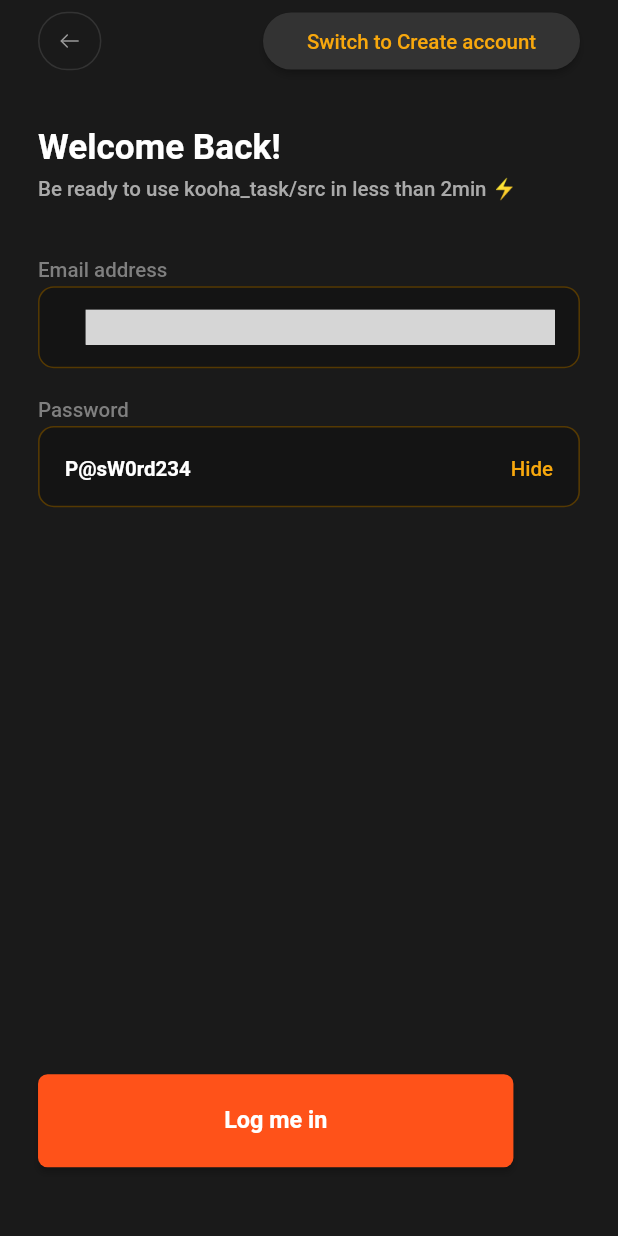
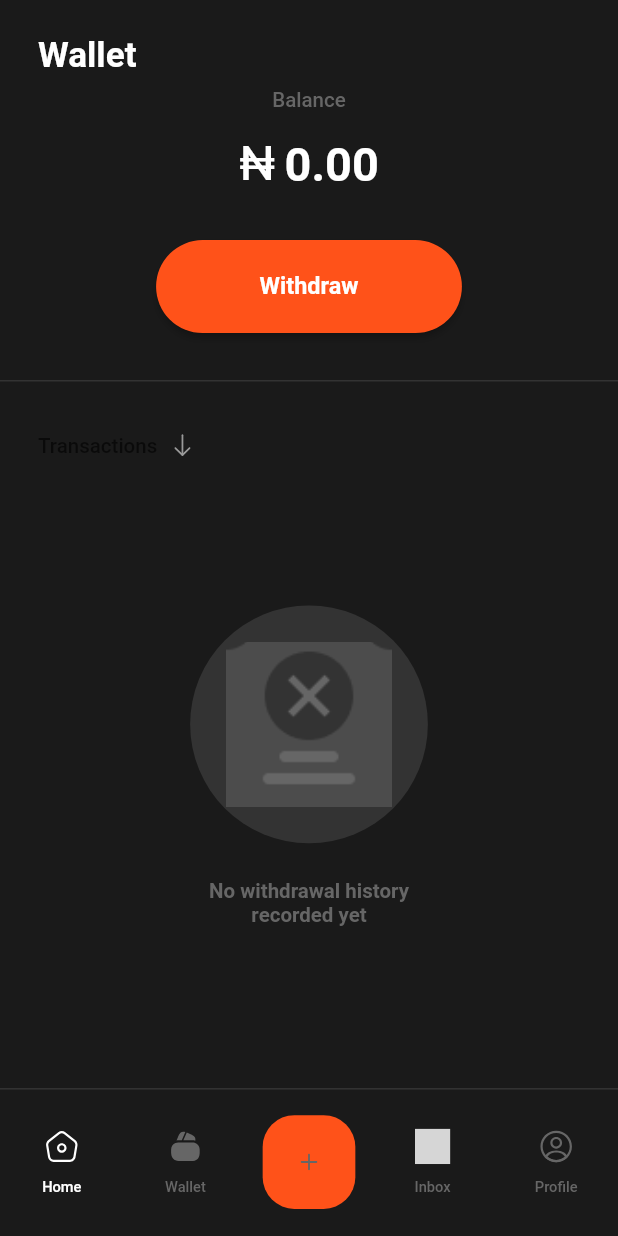
Before and after one commit to edokichuks/Flutter-Technical-Assessment, a Flutter app: the screen it shows after launch, after a tap on "Log me in", on a phone screen of 412 x 824 dp. Run offline on Flutter 3.47's test engine with Material 2 defaults, Android fonts, the phone set to English and light mode, and no system bars; our stand-ins replace cached_network_image, dio, equatable, flutter_riverpod, flutter_svg, hive_flutter and 1 more; accounts and stored records are empty; generated files the repository leaves out were written again; Roboto replaces fonts that are missing (Satoshi); grey boxes are pictures that could not be loaded.

Commit message:
login and wallet screen completed

```diff
--- /dev/null
+++ b/kooha_task/lib/src/core/utils/app_dimensions.dart
@@ -0,0 +1,14 @@
+class AppDimensions {
+  AppDimensions._();
+
+  static const double zero = 0;
+  static const double tiny = 4;
+  static const double small = 8;
+  static const double medium = 16;
+  static const double big = 24;
+  static const double large = 32;
+
+  /**
+   * *This is a private class and all its field were made static
+   */
+}
--- a/kooha_task/lib/src/core/utils/image_constant.dart
+++ b/kooha_task/lib/src/core/utils/image_constant.dart
@@ -69,6 +69,7 @@ class ImageConstant {
 
   // Wallet - Empty state images
   static String imgMaskgroup = '$imagePath/img_maskgroup.png';
+  static String noTrans = '$imagePath/no_trans.png';
 
   // Wallet - See all - Received images
   static String imgVuesaxOutlineArrowdownPrimarycontainer =
--- a/kooha_task/lib/src/core/utils/size_utils.dart
+++ b/kooha_task/lib/src/core/utils/size_utils.dart
@@ -1,12 +1,9 @@
 import 'dart:ui' as ui;
 import 'package:flutter/material.dart';
 
-// This functions are responsible to make UI responsive across all the mobile devices.
 
 MediaQueryData mediaQueryData = MediaQueryData.fromWindow(ui.window);
 
-// These are the Viewport values of your Figma Design.
-// These are used in the code as a reference to create your UI Responsively.
 const num FIGMA_DESIGN_WIDTH = 390;
 const num FIGMA_DESIGN_HEIGHT = 844;
 const num FIGMA_DESIGN_STATUS_BAR = 0;
--- a/kooha_task/lib/src/feature/auth/presenation/pages/login_screen.dart
+++ b/kooha_task/lib/src/feature/auth/presenation/pages/login_screen.dart
@@ -1,23 +1,23 @@
 import 'package:flutter/material.dart';
 import 'package:kooha_task/src/core/app_export.dart';
+import 'package:kooha_task/src/feature/dashboard/wallet_screen.dart';
 import 'package:kooha_task/src/widgets/app_bar/appbar_button.dart';
 import 'package:kooha_task/src/widgets/app_bar/appbar_iconbutton.dart';
 import 'package:kooha_task/src/widgets/app_bar/custom_app_bar.dart';
 import 'package:kooha_task/src/widgets/custom_elevated_button.dart';
 import 'package:kooha_task/src/widgets/custom_text_form_field.dart';
 
-
 // ignore_for_file: must_be_immutable
 class LoginScreen extends StatelessWidget {
   LoginScreen({Key? key}) : super(key: key);
 
   TextEditingController emailController = TextEditingController();
+  TextEditingController passwordController = TextEditingController();
 
   @override
   Widget build(BuildContext context) {
     mediaQueryData = MediaQuery.of(context);
-    return SafeArea(
-        child: Scaffold(
+    return Scaffold(
       resizeToAvoidBottomInset: false,
       appBar: CustomAppBar(
           leadingWidth: 64.h,
@@ -25,83 +25,74 @@ class LoginScreen extends StatelessWidget {
               svgPath: ImageConstant.imgArrowleft,
               margin: EdgeInsets.only(left: 24.h, top: 8.v, bottom: 8.v),
               onTap: () {
-                      onTapArrowleftone(context);
+                Navigator.pop(context);
               }),
           title: AppbarButton(margin: EdgeInsets.only(left: 102.h))),
       body: Container(
           width: double.maxFinite,
           padding: EdgeInsets.symmetric(horizontal: 24.h, vertical: 30.v),
-                child: Column(
-                    crossAxisAlignment: CrossAxisAlignment.start,
-                    children: [
-                      Text("Welcome Back!",
-                          style: theme.textTheme.headlineSmall),
-                      SizedBox(height: 7.v),
+          child:
+              Column(crossAxisAlignment: CrossAxisAlignment.start, children: [
+            Text("Welcome Back!", style: theme.textTheme.headlineSmall),
+            SizedBox(height: 8.v),
             Text("Be ready to use kooha_task/src in less than 2min ⚡️",
                 style: CustomTextStyles.titleSmallGray500),
             SizedBox(height: 39.v),
-                      Column(
-                          crossAxisAlignment: CrossAxisAlignment.start,
-                          children: [
-                            Text("Email address",
-                                style: CustomTextStyles.titleSmallOnError),
-                            SizedBox(height: 3.v),
+            Text("Email address", style: CustomTextStyles.titleSmallMedium),
+            SizedBox(height: 4.v),
             CustomTextFormField(
                 controller: emailController,
                 hintText: "justinculhane@gmailcom",
+                textInputAction: TextInputAction.next,
+                suffix: Container(
+                    margin: EdgeInsets.fromLTRB(30.h, 16.v, 16.h, 16.v),
+                    child:
+                        CustomImageView(svgPath: ImageConstant.imgCheckmark)),
+                suffixConstraints: BoxConstraints(maxHeight: 56.v),
+                borderDecoration: TextFormFieldStyleHelper.outlineGray),
+            SizedBox(height: 24.v),
+            Text("Password", style: CustomTextStyles.titleSmallMedium),
+            SizedBox(height: 4.v),
+            CustomTextFormField(
+                controller: passwordController,
+                hintText: "justinculhane@gmailcom",
                 textInputAction: TextInputAction.done,
-                                suffix: Container(
-                                    margin: EdgeInsets.fromLTRB(
-                                        30.h, 16.v, 16.h, 16.v),
-                                    child: CustomImageView(
-                                        svgPath: ImageConstant.imgCheckmark)),
-                                suffixConstraints:
-                                    BoxConstraints(maxHeight: 56.v),
-                                borderDecoration:
-                                    TextFormFieldStyleHelper.outlineGray)
-                          ]),
-                      SizedBox(height: 20.v),
-                      Column(
-                          crossAxisAlignment: CrossAxisAlignment.start,
-                          children: [
-                            Text("Password",
-                                style: CustomTextStyles.titleSmallOnError),
-                            SizedBox(height: 3.v),
-                            Container(
-                                padding: EdgeInsets.symmetric(
-                                    horizontal: 16.h, vertical: 17.v),
-                                decoration: AppDecoration.outlineGray.copyWith(
-                                    borderRadius:
-                                        BorderRadiusStyle.roundedBorder10),
-                                child: Row(
-                                    mainAxisAlignment:
-                                        MainAxisAlignment.spaceBetween,
-                                    children: [
+                // suffix: Container(
+                //     margin: EdgeInsets.fromLTRB(30.h, 16.v, 16.h, 16.v),
+                //     child:
+                //         CustomImageView(svgPath: ImageConstant.imgCheckmark)),
+                // suffixConstraints: BoxConstraints(maxHeight: 56.v),
+                borderDecoration: TextFormFieldStyleHelper.outlineGray),
+            Spacer(),
+            SizedBox(height: 6.v),
+            Align(
+                alignment: Alignment.center,
+                child:
+                    Row(mainAxisAlignment: MainAxisAlignment.center, children: [
                   Padding(
-                                          padding: EdgeInsets.only(top: 3.v),
-                                          child: Text("P@sW0rd234",
-                                              style:
-                                                  theme.textTheme.titleSmall)),
+                      padding: EdgeInsets.only(top: 1.v),
+                      child: Text("Forgot Password?",
+                          style: CustomTextStyles.titleSmallErrorContainer)),
                   Padding(
-                                          padding: EdgeInsets.only(top: 2.v),
-                                          child: Text("Hide",
-                                              style: CustomTextStyles
-                                                  .titleSmallAmberA700Medium))
-                                    ]))
-                          ]),
-                      Spacer(),
-                      CustomElevatedButton(
+                      padding: EdgeInsets.only(left: 8.h),
+                      child: Text("Reset it",
+                          style: CustomTextStyles.titleSmallAmberA700))
+                ])),
+          ])),
+      bottomNavigationBar: CustomElevatedButton(
         text: "Log me in",
-                          margin: EdgeInsets.only(right: 42.h, bottom: 17.v),
-                          buttonStyle: CustomButtonStyles.fillPrimaryTL6)
-                    ]))));
-  }
-
-  /// Navigates back to the previous screen.
-  ///
-  /// This function takes a [BuildContext] object as a parameter, which is used
-  /// to navigate back to the previous screen.
-  onTapArrowleftone(BuildContext context) {
-    Navigator.pop(context);
+        isDisabled: false,
+        margin: EdgeInsets.only(left: 25.h, right: 24.h, bottom: 48.v),
+        buttonStyle: CustomButtonStyles.fillPrimary,
+        onTap: () {
+          Navigator.push(
+            context,
+            MaterialPageRoute(
+              builder: (context) => WalletEmptyStateScreen(),
+            ),
+          );
+        },
+      ),
+    );
   }
 }
--- /dev/null
+++ b/kooha_task/lib/src/feature/dashboard/wallet_screen.dart
@@ -0,0 +1,132 @@
+import 'package:flutter/material.dart';
+import 'package:kooha_task/src/core/app_export.dart';
+import 'package:kooha_task/src/core/utils/app_dimensions.dart';
+import 'package:kooha_task/src/widgets/custom_bottom_bar.dart';
+import 'package:kooha_task/src/widgets/custom_drop_down.dart';
+import 'package:kooha_task/src/widgets/custom_elevated_button.dart';
+
+class WalletEmptyStateScreen extends StatelessWidget {
+  WalletEmptyStateScreen({Key? key})
+      : super(
+          key: key,
+        );
+
+  GlobalKey<NavigatorState> navigatorKey = GlobalKey();
+
+  List<String> dropdownItemList = [
+    "Item One",
+    "Item Two",
+    "Item Three",
+  ];
+
+  @override
+  Widget build(BuildContext context) {
+    mediaQueryData = MediaQuery.of(context);
+
+    return SafeArea(
+      child: Scaffold(
+        body: Container(
+          width: double.maxFinite,
+          padding: EdgeInsets.symmetric(vertical: 23.v),
+          child: Column(
+            children: [
+              Align(
+                alignment: Alignment.centerLeft,
+                child: Padding(
+                  padding: EdgeInsets.only(left: 24.h),
+                  child: Text(
+                    "Wallet",
+                    style: theme.textTheme.headlineSmall,
+                  ),
+                ),
+              ),
+              SizedBox(height: 9.v),
+              Text(
+                "Balance",
+                style: CustomTextStyles.titleSmallSecondaryContainer,
+              ),
+              SizedBox(height: 15.v),
+              Row(
+                mainAxisAlignment: MainAxisAlignment.center,
+                children: [
+                  Padding(
+                    padding: EdgeInsets.only(
+                      top: 1.v,
+                      bottom: 3.v,
+                    ),
+                    child: Text(
+                      "₦",
+                      style: CustomTextStyles.headlineLargeInter,
+                    ),
+                  ),
+                  Padding(
+                    padding: EdgeInsets.only(left: 6.h),
+                    child: Text(
+                      "0.00",
+                      style: theme.textTheme.headlineLarge,
+                    ),
+                  ),
+                ],
+              ),
+              SizedBox(height: 30.v),
+              CustomElevatedButton(
+                width: 193.h,
+                text: "Withdraw",
+                buttonStyle: CustomButtonStyles.fillPrimary,
+              ),
+              SizedBox(height: 32.v),
+              const Divider(),
+              CustomDropDown(
+                width: 100.h,
+                icon: Container(
+                  margin: EdgeInsets.only(left: 5.h),
+                  child: CustomImageView(
+                    svgPath: ImageConstant.imgArrowdown,
+                  ),
+                ),
+                margin: EdgeInsets.only(
+                  left: 24.h,
+                  top: 23.v,
+                ),
+                hintText: "Transactions",
+                alignment: Alignment.centerLeft,
+                items: dropdownItemList,
+                onChanged: (value) {},
+              ),
+              SizedBox(height: 89.v),
+              Container(
+                height: 150.h,
+                width: 150.h,
+                padding: const EdgeInsets.all(AppDimensions.big),
+                decoration: const BoxDecoration(
+                    color: Color(0XFF333333), shape: BoxShape.circle),
+                child: CustomImageView(
+                  imagePath: ImageConstant.noTrans,
+                  height: 150.adaptSize,
+                  width: 150.adaptSize,
+                ),
+              ),
+              SizedBox(height: 24.v),
+              SizedBox(
+                width: 142.h,
+                child: Text(
+                  "No withdrawal history recorded yet",
+                  maxLines: 2,
+                  overflow: TextOverflow.ellipsis,
+                  textAlign: TextAlign.center,
+                  style: CustomTextStyles.titleSmallSecondaryContainer_1,
+                ),
+              ),
+              SizedBox(height: 5.v),
+            ],
+          ),
+        ),
+        bottomNavigationBar: CustomBottomBar(
+          onChanged: (BottomBarEnum type) {
+
+          },
+        ),
+      ),
+    );
+  }
+}
--- a/kooha_task/lib/src/widgets/app_bar/appbar_button.dart
+++ b/kooha_task/lib/src/widgets/app_bar/appbar_button.dart
@@ -25,7 +25,7 @@ class AppbarButton extends StatelessWidget {
       child: Padding(
         padding: margin ?? EdgeInsets.zero,
         child: CustomElevatedButton(
-          height: 39.v,
+          height: 50.v,
           width: 200.h,
           text: "Switch to Create account",
           buttonTextStyle: CustomTextStyles.titleSmallAmberA700Medium,
--- a/kooha_task/lib/src/widgets/custom_bottom_bar.dart
+++ b/kooha_task/lib/src/widgets/custom_bottom_bar.dart
@@ -52,7 +52,7 @@ class CustomBottomBarState extends State<CustomBottomBar> {
     return Column(
       mainAxisSize: MainAxisSize.min,
       children: [
-        SizedBox(
+        const SizedBox(
           width: double.maxFinite,
           child: Divider(),
         ),
@@ -179,14 +179,14 @@ class DefaultWidget extends StatelessWidget {
   Widget build(BuildContext context) {
     return Container(
       color: Colors.white,
-      padding: EdgeInsets.all(10),
-      child: Center(
+      padding: const EdgeInsets.all(10),
+      child: const Center(
         child: Column(
           crossAxisAlignment: CrossAxisAlignment.start,
           mainAxisAlignment: MainAxisAlignment.center,
           children: [
             Text(
-              'Please replace the respective Widget here',
+              'No Screen Found',
               style: TextStyle(
                 fontSize: 18,
               ),
--- /dev/null
+++ b/kooha_task/lib/src/widgets/spacing.dart
@@ -0,0 +1,35 @@
+// ignore_for_file: use_key_in_widget_constructors
+
+import 'package:flutter/material.dart';
+import 'package:kooha_task/src/core/utils/app_dimensions.dart';
+
+
+class Spacing extends StatelessWidget {
+  final double height;
+  final double width;
+
+  const Spacing.height(this.height) : width = AppDimensions.zero;
+
+  const Spacing.tinyHeight() : this.height(AppDimensions.tiny);
+  const Spacing.smallHeight() : this.height(AppDimensions.small);
+  const Spacing.mediumHeight() : this.height(AppDimensions.medium);
+  const Spacing.bigHeight() : this.height(AppDimensions.big);
+  const Spacing.largeHeight() : this.height(AppDimensions.large);
+
+  const Spacing.width(this.width) : height = AppDimensions.zero;
+
+  const Spacing.tinyWidth() : this.width(AppDimensions.tiny);
+  const Spacing.smallWidth() : this.width(AppDimensions.small);
+  const Spacing.mediumWidth() : this.width(AppDimensions.medium);
+  const Spacing.bigWidth() : this.width(AppDimensions.big);
+  const Spacing.largeWidth() : this.width(AppDimensions.large);
+
+  const Spacing.empty()
+      : width = AppDimensions.zero,
+        height = AppDimensions.zero;
+
+  @override
+  Widget build(BuildContext context) {
+    return SizedBox(height: height, width: width);
+  }
+}
```
Also changed, not shown: kooha_task/assets/images/no_trans.png (added). Lines whose indentation alone changed are shown as unchanged.
